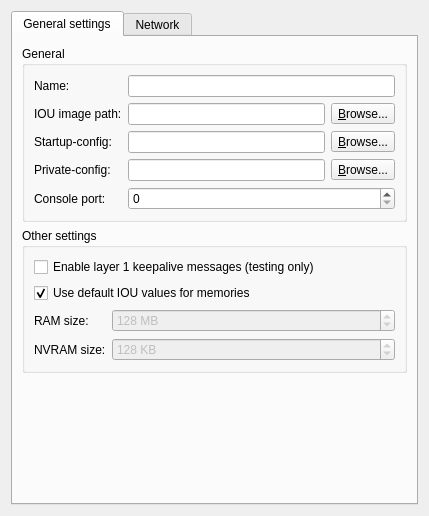
Qt form gns3/modules/iou/ui/iou_device_configuration_page.ui (GNS3/gns3-gui) before a commit.
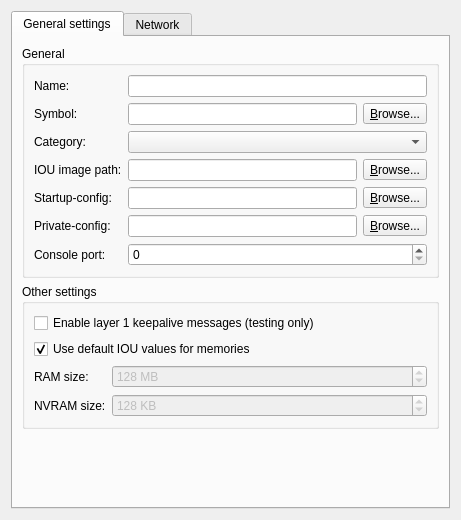
The same form after that commit.

Commit message: Support for custom symbols. Still some work to do on the QGraphicsEffect. Implements #388.

Patch:
```diff
--- a/gns3/modules/iou/ui/iou_device_configuration_page.ui
+++ b/gns3/modules/iou/ui/iou_device_configuration_page.ui
@@ -6,8 +6,8 @@
    <rect>
     <x>0</x>
     <y>0</y>
-    <width>429</width>
-    <height>516</height>
+    <width>461</width>
+    <height>520</height>
    </rect>
   </property>
   <property name="windowTitle">
@@ -44,13 +44,47 @@
            <widget class="QLineEdit" name="uiNameLineEdit"/>
           </item>
           <item row="1" column="0">
+           <widget class="QLabel" name="uiSymbolLabel">
+            <property name="text">
+             <string>Symbol:</string>
+            </property>
+           </widget>
+          </item>
+          <item row="1" column="1">
+           <layout class="QHBoxLayout" name="horizontalLayout_7">
+            <item>
+             <widget class="QLineEdit" name="uiSymbolLineEdit"/>
+            </item>
+            <item>
+             <widget class="QToolButton" name="uiSymbolToolButton">
+              <property name="text">
+               <string>&amp;Browse...</string>
+              </property>
+              <property name="toolButtonStyle">
+               <enum>Qt::ToolButtonTextOnly</enum>
+              </property>
+             </widget>
+            </item>
+           </layout>
+          </item>
+          <item row="2" column="0">
+           <widget class="QLabel" name="uiCategoryLabel">
+            <property name="text">
+             <string>Category:</string>
+            </property>
+           </widget>
+          </item>
+          <item row="2" column="1">
+           <widget class="QComboBox" name="uiCategoryComboBox"/>
+          </item>
+          <item row="3" column="0">
            <widget class="QLabel" name="uiIOUImageLabel">
             <property name="text">
              <string>IOU image path:</string>
             </property>
            </widget>
           </item>
-          <item row="1" column="1">
+          <item row="3" column="1">
            <layout class="QHBoxLayout" name="horizontalLayout_5">
             <item>
              <widget class="QLineEdit" name="uiIOUImageLineEdit"/>
@@ -67,14 +101,14 @@
             </item>
            </layout>
           </item>
-          <item row="2" column="0">
+          <item row="4" column="0">
            <widget class="QLabel" name="uiStartupConfigLabel">
             <property name="text">
              <string>Startup-config:</string>
             </property>
            </widget>
           </item>
-          <item row="2" column="1">
+          <item row="4" column="1">
            <layout class="QHBoxLayout" name="horizontalLayout_4">
             <item>
              <widget class="QLineEdit" name="uiStartupConfigLineEdit"/>
@@ -91,14 +125,14 @@
             </item>
            </layout>
           </item>
-          <item row="3" column="0">
+          <item row="5" column="0">
            <widget class="QLabel" name="uiPrivateConfigLabel">
             <property name="text">
              <string>Private-config:</string>
             </property>
            </widget>
           </item>
-          <item row="3" column="1">
+          <item row="5" column="1">
            <layout class="QHBoxLayout" name="horizontalLayout_6">
             <item>
              <widget class="QLineEdit" name="uiPrivateConfigLineEdit"/>
@@ -115,14 +149,14 @@
             </item>
            </layout>
           </item>
-          <item row="4" column="0">
+          <item row="6" column="0">
            <widget class="QLabel" name="uiConsolePortLabel">
             <property name="text">
              <string>Console port:</string>
             </property>
            </widget>
           </item>
-          <item row="4" column="1">
+          <item row="6" column="1">
            <widget class="QSpinBox" name="uiConsolePortSpinBox">
             <property name="maximum">
              <number>65535</number>
```
The commit also changes 34 other files.
